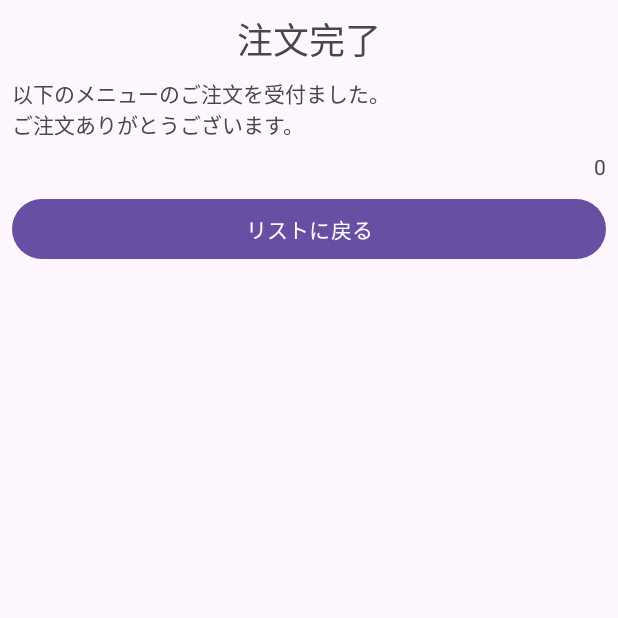
After one commit to its22013/Android1, an Android app: the MenuThanksActivity screen opened directly, with no data from a screen before it, on a phone screen of 412 x 824 dp, the top half of it. The commit adds this screen. Run offline under Robolectric (Android 15) with nearby library versions, the phone set to English and light mode, and no system bars.

Commit message:
chap07.2 終わり

```diff
--- a/IntentSample/app/src/main/AndroidManifest.xml
+++ b/IntentSample/app/src/main/AndroidManifest.xml
@@ -13,6 +13,9 @@
         android:theme="@style/Theme.IntentSample"
         tools:targetApi="31">
         <activity
+            android:name=".MenuThanksActivity"
+            android:exported="false" />
+        <activity
             android:name=".MainActivity"
             android:exported="true">
             <intent-filter>
--- a/IntentSample/app/src/main/java/jp/ac/it_college/std/s22013/intentsample/MainActivity.kt
+++ b/IntentSample/app/src/main/java/jp/ac/it_college/std/s22013/intentsample/MainActivity.kt
@@ -1,5 +1,6 @@
 package jp.ac.it_college.std.s22013.intentsample
 
+import android.content.Intent
 import androidx.appcompat.app.AppCompatActivity
 import android.os.Bundle
 import androidx.recyclerview.widget.DividerItemDecoration
@@ -15,7 +16,16 @@ class MainActivity : AppCompatActivity() {
         setContentView(binding.root)
 
         binding.lvMenu.apply {
-            adapter = MenuListAdapter(menuList)
+            adapter = MenuListAdapter(menuList) { name, price ->
+                val intent2MenuListThanks = Intent(
+                    this@MainActivity,
+                    MenuThanksActivity::class.java
+                )
+                intent2MenuListThanks.putExtra("menuName", name)
+                intent2MenuListThanks.putExtra("menuPrice", price)
+
+                startActivity(intent2MenuListThanks)
+            }
 
             LinearLayoutManager(this@MainActivity).let {
                 layoutManager = it
--- a/IntentSample/app/src/main/java/jp/ac/it_college/std/s22013/intentsample/MenuListAdapter.kt
+++ b/IntentSample/app/src/main/java/jp/ac/it_college/std/s22013/intentsample/MenuListAdapter.kt
@@ -5,8 +5,11 @@ import android.view.ViewGroup
 import androidx.recyclerview.widget.RecyclerView
 import jp.ac.it_college.std.s22013.intentsample.databinding.MenuRowBinding
 
-class MenuListAdapter(private val data: List<Menu>)
-    : RecyclerView.Adapter<MenuListAdapter.ViewHolder>() {
+class MenuListAdapter(
+    private val data: List<Menu>,
+    private val callback: (String, Int) -> Unit
+    ) :
+     RecyclerView.Adapter<MenuListAdapter.ViewHolder>() {
 
     class ViewHolder(val binding: MenuRowBinding) : RecyclerView.ViewHolder(binding.root)
 
@@ -24,7 +27,10 @@ class MenuListAdapter(private val data: List<Menu>)
         val menu = data[position]
         holder.binding.apply {
             tvName.text = menu.name
-            tvPrice.text = menu.price.toString()
+            tvPrice.text = "%,d".format(menu.price)
+            root.setOnClickListener {
+                callback(menu.name, menu.price)
+            }
         }
     }
 }
--- /dev/null
+++ b/IntentSample/app/src/main/java/jp/ac/it_college/std/s22013/intentsample/MenuThanksActivity.kt
@@ -0,0 +1,24 @@
+package jp.ac.it_college.std.s22013.intentsample
+
+import androidx.appcompat.app.AppCompatActivity
+import android.os.Bundle
+import jp.ac.it_college.std.s22013.intentsample.databinding.ActivityMenuThanksBinding
+
+class MenuThanksActivity : AppCompatActivity() {
+    private lateinit var binding: ActivityMenuThanksBinding
+    override fun onCreate(savedInstanceState: Bundle?) {
+        super.onCreate(savedInstanceState)
+        binding = ActivityMenuThanksBinding.inflate(layoutInflater)
+        setContentView(binding.root)
+
+        val menuName = intent.getStringExtra("menuName") ?: ""
+        val menuPrice = intent.getIntExtra("menuPrice", 0)
+
+        binding.tvMenuName.text = menuName
+        binding.tvMenuPrice.text = "%,d".format(menuPrice)
+
+        binding.btThxBack.setOnClickListener {
+            finish()
+        }
+    }
+}
--- /dev/null
+++ b/IntentSample/app/src/main/res/layout/activity_menu_thanks.xml
@@ -0,0 +1,78 @@
+<?xml version="1.0" encoding="utf-8"?>
+<androidx.constraintlayout.widget.ConstraintLayout xmlns:android="http://schemas.android.com/apk/res/android"
+    xmlns:app="http://schemas.android.com/apk/res-auto"
+    xmlns:tools="http://schemas.android.com/tools"
+    android:layout_width="match_parent"
+    android:layout_height="match_parent"
+    tools:context=".MenuThanksActivity">
+
+    <TextView
+        android:id="@+id/tv_Price4"
+        android:layout_width="wrap_content"
+        android:layout_height="wrap_content"
+        android:layout_marginTop="8dp"
+        android:layout_marginEnd="8dp"
+        android:textSize="16sp"
+        app:layout_constraintEnd_toStartOf="@+id/tvMenuPrice"
+        app:layout_constraintTop_toBottomOf="@+id/tvThxDesc"
+        tools:text="850" />
+
+    <TextView
+        android:id="@+id/tvThxTitle"
+        android:layout_width="wrap_content"
+        android:layout_height="wrap_content"
+        android:layout_marginStart="8dp"
+        android:layout_marginTop="8dp"
+        android:layout_marginEnd="8dp"
+        android:text="@string/tv_thx_title"
+        android:textSize="24sp"
+        app:layout_constraintEnd_toEndOf="parent"
+        app:layout_constraintStart_toStartOf="parent"
+        app:layout_constraintTop_toTopOf="parent" />
+
+    <TextView
+        android:id="@+id/tvThxDesc"
+        android:layout_width="0dp"
+        android:layout_height="wrap_content"
+        android:layout_marginStart="8dp"
+        android:layout_marginTop="8dp"
+        android:layout_marginEnd="8dp"
+        android:text="@string/tv_thx_desc"
+        app:layout_constraintEnd_toEndOf="parent"
+        app:layout_constraintStart_toStartOf="parent"
+        app:layout_constraintTop_toBottomOf="@+id/tvThxTitle" />
+
+    <TextView
+        android:id="@+id/tvMenuName"
+        android:layout_width="wrap_content"
+        android:layout_height="wrap_content"
+        android:layout_marginStart="8dp"
+        android:layout_marginTop="8dp"
+        app:layout_constraintStart_toStartOf="parent"
+        app:layout_constraintTop_toBottomOf="@+id/tvThxDesc"
+        tools:text="@string/tv_menu" />
+
+    <TextView
+        android:id="@+id/tvMenuPrice"
+        android:layout_width="wrap_content"
+        android:layout_height="wrap_content"
+        android:layout_marginTop="8dp"
+        android:layout_marginEnd="8dp"
+        app:layout_constraintEnd_toEndOf="parent"
+        app:layout_constraintTop_toBottomOf="@+id/tvThxDesc"
+        tools:text="@string/tv_yen" />
+
+    <Button
+        android:id="@+id/btThxBack"
+        android:layout_width="0dp"
+        android:layout_height="wrap_content"
+        android:layout_marginStart="8dp"
+        android:layout_marginTop="8dp"
+        android:layout_marginEnd="8dp"
+        android:text="@string/bt_thx_back"
+        app:layout_constraintEnd_toEndOf="parent"
+        app:layout_constraintHorizontal_bias="0.0"
+        app:layout_constraintStart_toStartOf="parent"
+        app:layout_constraintTop_toBottomOf="@+id/tvMenuName" />
+
+</androidx.constraintlayout.widget.ConstraintLayout>
--- a/IntentSample/app/src/main/res/layout/menu_row.xml
+++ b/IntentSample/app/src/main/res/layout/menu_row.xml
@@ -3,7 +3,8 @@
     xmlns:app="http://schemas.android.com/apk/res-auto"
     xmlns:tools="http://schemas.android.com/tools"
     android:layout_width="match_parent"
-    android:layout_height="wrap_content">
+    android:layout_height="wrap_content"
+    android:background="?attr/selectableItemBackground">
 
     <TextView
         android:id="@+id/tvName"
--- a/IntentSample/app/src/main/res/values/strings.xml
+++ b/IntentSample/app/src/main/res/values/strings.xml
@@ -4,5 +4,6 @@
     <string name="tv_thx_desc">以下のメニューのご注文を受付ました。\nご注文ありがとうございます。
     </string>
     <string name="tv_yen">円</string>
-    <string-array name="bt_thx_back">リストに戻る</string-array>
+    <string name="tv_menu">生姜焼き定食</string>
+    <string name="bt_thx_back">リストに戻る</string>
 </resources>
```
